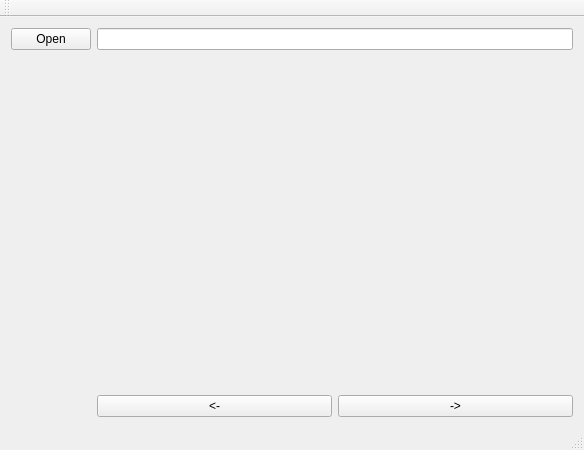
The window that mainwindow.ui (ArtisticZhao/imager) describes before a commit, drawn with Qt 5.
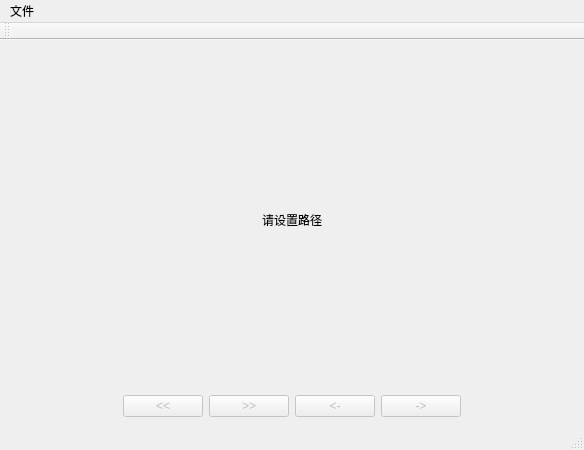
The same window after the commit.

Patch:
```diff
--- a/mainwindow.ui
+++ b/mainwindow.ui
@@ -15,8 +15,99 @@
   </property>
   <widget class="QWidget" name="centralWidget">
    <layout class="QGridLayout" name="gridLayout">
-    <item row="1" column="0" colspan="3">
+    <item row="1" column="0">
+     <layout class="QHBoxLayout" name="horizontalLayout">
+      <item>
+       <spacer name="horizontalSpacer">
+        <property name="orientation">
+         <enum>Qt::Horizontal</enum>
+        </property>
+        <property name="sizeHint" stdset="0">
+         <size>
+          <width>40</width>
+          <height>20</height>
+         </size>
+        </property>
+       </spacer>
+      </item>
+      <item>
+       <widget class="QPushButton" name="pre_album">
+        <property name="enabled">
+         <bool>false</bool>
+        </property>
+        <property name="text">
+         <string>&lt;&lt;</string>
+        </property>
+        <property name="shortcut">
+         <string>Ctrl+Left</string>
+        </property>
+       </widget>
+      </item>
+      <item>
+       <widget class="QPushButton" name="next_album">
+        <property name="enabled">
+         <bool>false</bool>
+        </property>
+        <property name="text">
+         <string>&gt;&gt;</string>
+        </property>
+        <property name="shortcut">
+         <string>Ctrl+Right</string>
+        </property>
+       </widget>
+      </item>
+      <item>
+       <widget class="QPushButton" name="left">
+        <property name="enabled">
+         <bool>false</bool>
+        </property>
+        <property name="styleSheet">
+         <string notr="true"/>
+        </property>
+        <property name="text">
+         <string>&lt;-</string>
+        </property>
+        <property name="shortcut">
+         <string>Left</string>
+        </property>
+       </widget>
+      </item>
+      <item>
+       <widget class="QPushButton" name="right">
+        <property name="enabled">
+         <bool>false</bool>
+        </property>
+        <property name="text">
+         <string>-&gt;</string>
+        </property>
+        <property name="shortcut">
+         <string>Right</string>
+        </property>
+       </widget>
+      </item>
+      <item>
+       <spacer name="horizontalSpacer_2">
+        <property name="orientation">
+         <enum>Qt::Horizontal</enum>
+        </property>
+        <property name="sizeHint" stdset="0">
+         <size>
+          <width>40</width>
+          <height>20</height>
+         </size>
+        </property>
+       </spacer>
+      </item>
+     </layout>
+    </item>
+    <item row="0" column="0">
      <widget class="QLabel" name="image_shower">
+      <property name="sizePolicy">
+       <sizepolicy hsizetype="Maximum" vsizetype="Maximum">
+        <horstretch>0</horstretch>
+        <verstretch>0</verstretch>
+       </sizepolicy>
+      </property>
       <property name="maximumSize">
        <size>
         <width>1600</width>
@@ -24,53 +115,10 @@
        </size>
       </property>
       <property name="text">
-       <string/>
+       <string>请设置路径</string>
       </property>
-     </widget>
-    </item>
-    <item row="2" column="2">
-     <widget class="QPushButton" name="right">
-      <property name="enabled">
-       <bool>true</bool>
-      </property>
-      <property name="text">
-       <string>-&gt;</string>
-      </property>
-     </widget>
-    </item>
-    <item row="0" column="0">
-     <widget class="QPushButton" name="open_btn">
-      <property name="sizePolicy">
-       <sizepolicy hsizetype="Fixed" vsizetype="Fixed">
-        <horstretch>0</horstretch>
-        <verstretch>0</verstretch>
-       </sizepolicy>
-      </property>
-      <property name="text">
-       <string>Open</string>
-      </property>
-     </widget>
-    </item>
-    <item row="0" column="1" colspan="2">
-     <widget class="QLineEdit" name="image_path">
-      <property name="sizePolicy">
-       <sizepolicy hsizetype="Preferred" vsizetype="Fixed">
-        <horstretch>0</horstretch>
-        <verstretch>0</verstretch>
-       </sizepolicy>
-      </property>
-     </widget>
-    </item>
-    <item row="2" column="1">
-     <widget class="QPushButton" name="left">
-      <property name="enabled">
-       <bool>true</bool>
-      </property>
-      <property name="styleSheet">
-       <string notr="true"/>
-      </property>
-      <property name="text">
-       <string>&lt;-</string>
+      <property name="alignment">
+       <set>Qt::AlignCenter</set>
       </property>
      </widget>
     </item>
@@ -85,6 +133,13 @@
      <height>23</height>
     </rect>
    </property>
+   <widget class="QMenu" name="menu">
+    <property name="title">
+     <string>文件</string>
+    </property>
+    <addaction name="open_path"/>
+   </widget>
+   <addaction name="menu"/>
   </widget>
   <widget class="QToolBar" name="mainToolBar">
    <attribute name="toolBarArea">
```
Left out of the diff: 8 changed lines with no effect on the pictures.
